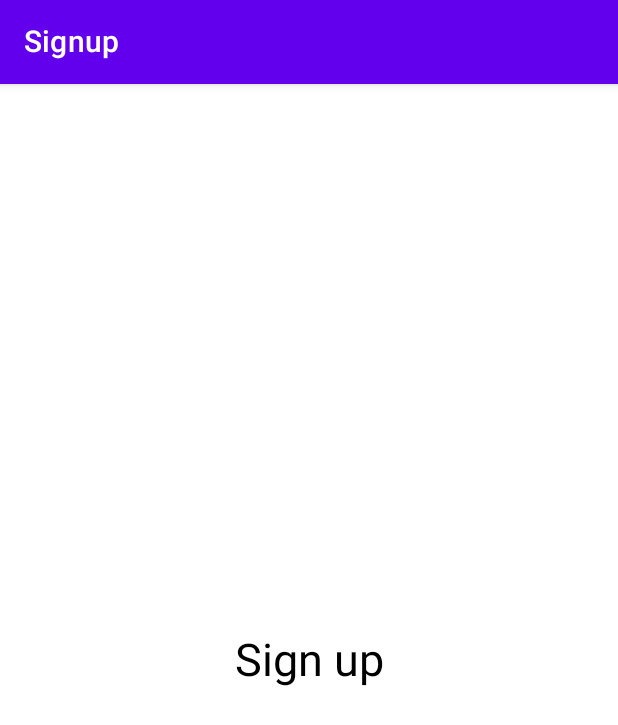
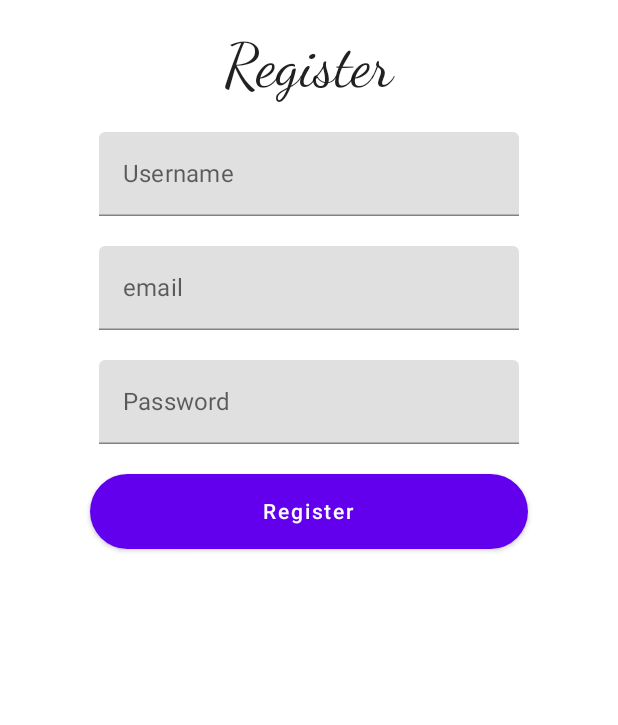
Before and after one commit to thimovandermeer/ft_hangouts, an Android app built with Jetpack Compose: the composable SignUp shown on its own in the app's theme, on a phone screen of 412 x 824 dp. Shown: the top 725 px of the screen. Run offline under Robolectric (Android 15) with nearby library versions, the phone set to English and light mode, and no system bars; our stand-ins replace Room's generated code.

```diff
--- a/app/src/main/java/com/example/ft_hangouts/MainActivity.kt
+++ b/app/src/main/java/com/example/ft_hangouts/MainActivity.kt
@@ -1,22 +1,20 @@
 package com.example.ft_hangouts
-
 import android.os.Bundle
 import android.util.Log
 import androidx.activity.ComponentActivity
 import androidx.activity.compose.setContent
+import androidx.activity.viewModels
 import androidx.compose.foundation.layout.*
-
 import androidx.compose.material.*
 import androidx.compose.runtime.Composable
-
 import androidx.compose.ui.Modifier
-
 import androidx.compose.ui.tooling.preview.Preview
-
 import com.example.ft_hangouts.screen.ScreenMain
 import com.example.ft_hangouts.ui.theme.Ft_hangoutsTheme
 
 class MainActivity : ComponentActivity() {
+    private val viewModel by viewModels<RegisterViewModel>()
+
     override fun onCreate(savedInstanceState: Bundle?) {
         Log.d("Main Activity", "Kom ik hier?")
         super.onCreate(savedInstanceState)
--- /dev/null
+++ b/app/src/main/java/com/example/ft_hangouts/RegisterViewModel.kt
@@ -0,0 +1,57 @@
+package com.example.ft_hangouts
+
+import android.app.Application
+import android.util.Log
+import androidx.lifecycle.AndroidViewModel
+import androidx.room.ColumnInfo
+import androidx.room.Entity
+import androidx.room.PrimaryKey
+import androidx.room.Room
+import com.example.ft_hangouts.datalayer.AppDatabase
+import com.example.ft_hangouts.datalayer.UserStore
+import kotlinx.coroutines.CoroutineStart
+import kotlinx.coroutines.runBlocking
+
+@Entity
+data class User(
+    @PrimaryKey val uid: String,
+    @ColumnInfo(name = "Name") val Name: String?,
+    @ColumnInfo(name = "Password") val lastName: String?,
+    @ColumnInfo(name = "Email") val email: String?
+)
+
+class RegisterViewModel(application: Application): AndroidViewModel(application) {
+
+    private val TAG = "RegisterViewModel"
+
+    val db = Room.databaseBuilder(
+        application,
+        AppDatabase::class.java, "database-name"
+    ).build()
+
+    private var UserStore: UserStore
+    init {
+        UserStore = UserStore(database = db)
+    }
+
+    fun handleInput(
+        username : String,
+        email : String,
+        password: String
+    ) {
+        val new = User("0",username, password, email)
+        Log.d(TAG, "Kom ik hier?")
+        Log.d(TAG, "Inside suspend function")
+        insertUser(new)
+        Log.d(TAG, username)
+        Log.d(TAG, email)
+        Log.d(TAG, password)
+    }
+
+    private fun insertUser(user: User) = runBlocking{
+        Log.d(TAG, "Insert in database")
+        UserStore.save(user)
+    }
+
+
+}
--- /dev/null
+++ b/app/src/main/java/com/example/ft_hangouts/datalayer/AppDatabase.kt
@@ -0,0 +1,11 @@
+package com.example.ft_hangouts.datalayer
+
+import androidx.room.Database
+import androidx.room.RoomDatabase
+import com.example.ft_hangouts.User
+
+@Database(entities = [User::class], version = 1)
+abstract class AppDatabase : RoomDatabase() {
+    private val TAG = "MyActivity"
+    abstract fun userDao() : UserDao
+}
--- /dev/null
+++ b/app/src/main/java/com/example/ft_hangouts/datalayer/LocalRegister.kt
@@ -0,0 +1,11 @@
+package com.example.ft_hangouts.datalayer
+
+import androidx.room.Entity
+import androidx.room.PrimaryKey
+
+class LocalRegister {
+    @Entity(tableName = "Users")
+    data class LocalUser(
+        @PrimaryKey val value:String
+    )
+}
--- /dev/null
+++ b/app/src/main/java/com/example/ft_hangouts/datalayer/UserDao.kt
@@ -0,0 +1,18 @@
+package com.example.ft_hangouts.datalayer
+
+import androidx.room.Dao
+import androidx.room.Insert
+import androidx.room.OnConflictStrategy
+import com.example.ft_hangouts.User
+
+@Dao
+interface UserDao {
+//    @Query("Select * from users order by value")
+//    fun queryAll() : List<LocalRegister>
+
+    @Insert(onConflict = OnConflictStrategy.REPLACE)
+    suspend fun insert(user: User)
+//
+//    @Query("select count(*) from users")
+//    suspend fun count() : Int
+}
--- /dev/null
+++ b/app/src/main/java/com/example/ft_hangouts/datalayer/UserStore.kt
@@ -0,0 +1,16 @@
+package com.example.ft_hangouts.datalayer
+
+import android.util.Log
+import com.example.ft_hangouts.User
+
+class UserStore(database: AppDatabase) {
+    private val TAG = "User store class"
+    val userDao = database.userDao()
+
+
+    suspend fun save(user: User) {
+        Log.d(TAG, "Save function is called")
+        this.userDao.insert(user)
+    }
+
+}
--- a/app/src/main/java/com/example/ft_hangouts/screen/SignUp.kt
+++ b/app/src/main/java/com/example/ft_hangouts/screen/SignUp.kt
@@ -1,45 +1,81 @@
 package com.example.ft_hangouts.screen
 
-import androidx.compose.foundation.layout.Arrangement
-import androidx.compose.foundation.layout.Box
-import androidx.compose.foundation.layout.Column
-import androidx.compose.foundation.layout.fillMaxSize
-import androidx.compose.material.Scaffold
+import androidx.compose.foundation.layout.*
+import androidx.compose.foundation.shape.RoundedCornerShape
+import androidx.compose.foundation.text.KeyboardOptions
+import androidx.compose.material.Button
 import androidx.compose.material.Text
+import androidx.compose.material.TextField
 import androidx.compose.runtime.Composable
+import androidx.compose.runtime.mutableStateOf
+import androidx.compose.runtime.remember
 import androidx.compose.ui.Alignment
 import androidx.compose.ui.Modifier
-import androidx.compose.ui.graphics.Color
-import androidx.compose.ui.graphics.Color.Companion.Black
-import androidx.compose.ui.text.font.FontWeight.Companion.Black
+import androidx.compose.ui.text.TextStyle
+import androidx.compose.ui.text.font.FontFamily
+import androidx.compose.ui.text.input.KeyboardType
+import androidx.compose.ui.text.input.PasswordVisualTransformation
+import androidx.compose.ui.text.input.TextFieldValue
+import androidx.compose.ui.unit.dp
 import androidx.compose.ui.unit.sp
 import androidx.navigation.NavHostController
-import com.example.ft_hangouts.component.CustomTopAppBar
+import com.example.ft_hangouts.RegisterViewModel
 
 @Composable
 fun SignUp(navController: NavHostController) {
+
     Box(modifier = Modifier.fillMaxSize()) {
-        ScaffoldWithTopBar(navController)
+        Inputfields(navController)
     }
 }
 
 @Composable
-fun ScaffoldWithTopBar(navController: NavHostController) {
-    Scaffold(
-        topBar = {
-            CustomTopAppBar(navController, "Signup", true)
-        }, content = {
-            Column(
+fun Inputfields(navController: NavHostController, viewModel: RegisterViewModel = androidx.lifecycle.viewmodel.compose.viewModel()) {
+    Column(
+        modifier = Modifier.padding(20.dp),
+        verticalArrangement = Arrangement.Center,
+        horizontalAlignment = Alignment.CenterHorizontally
+    ) {
+
+        val username = remember { mutableStateOf(TextFieldValue()) }
+        val email = remember {mutableStateOf(TextFieldValue()) }
+        val password = remember { mutableStateOf(TextFieldValue()) }
+
+        Text(text = "Register", style = TextStyle(fontSize = 40.sp, fontFamily = FontFamily.Cursive))
+
+        Spacer(modifier = Modifier.height(20.dp))
+        TextField(
+            label = { Text(text = "Username") },
+            value = username.value,
+            onValueChange = { username.value = it })
+
+        Spacer(modifier = Modifier.height(20.dp))
+        TextField(
+            label = { Text(text = "email") },
+            value = email.value,
+            onValueChange = { email.value = it })
+
+        Spacer(modifier = Modifier.height(20.dp))
+        TextField(
+            label = { Text(text = "Password") },
+            value = password.value,
+            visualTransformation = PasswordVisualTransformation(),
+            keyboardOptions = KeyboardOptions(keyboardType = KeyboardType.Password),
+            onValueChange = { password.value = it })
+
+        Spacer(modifier = Modifier.height(20.dp))
+        Box(modifier = Modifier.padding(40.dp, 0.dp, 40.dp, 0.dp)) {
+            Button(
+                onClick = {
+                          viewModel.handleInput(username.value.toString(), email.value.toString(), password.value.toString())
+                },
+                shape = RoundedCornerShape(50.dp),
                 modifier = Modifier
-                    .fillMaxSize(),
-                verticalArrangement = Arrangement.Center,
-                horizontalAlignment = Alignment.CenterHorizontally
+                    .fillMaxWidth()
+                    .height(50.dp)
             ) {
-                Text(
-                    text = "Sign up",
-                    fontSize = 30.sp,
-                    color = Color.Black
-                )
+                Text(text = "Register")
             }
-        })
+        }
+    }
 }
```
